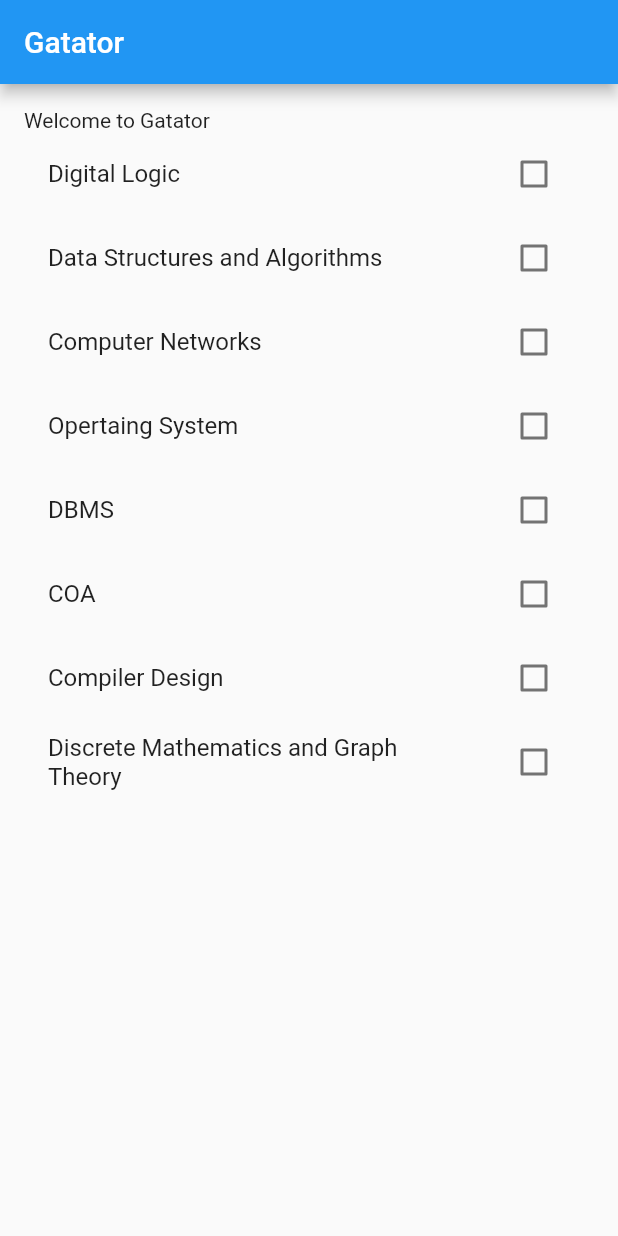
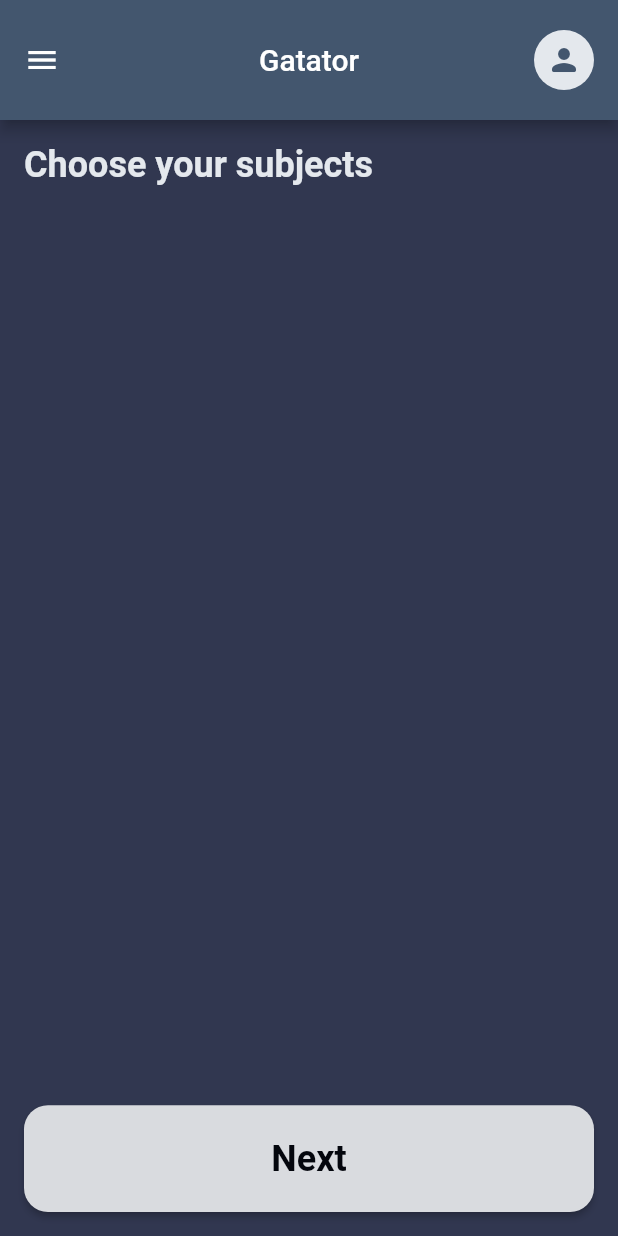
Before and after one commit to goofy1916/gatator, a Flutter app: the screen it shows after launch, on a phone screen of 412 x 824 dp. Run offline on Flutter 3.47's test engine with Material 2 defaults, Android fonts, the phone set to English and light mode, and no system bars; our stand-ins replace cloud_firestore, firebase_core, get; accounts and stored records are empty; Roboto replaces fonts that are missing (Georgia, Helvetica).

Commit message:
Home screen with topics and subtopics

```diff
--- a/lib/app/bindings/myhome_binding.dart
+++ b/lib/app/bindings/myhome_binding.dart
@@ -1,7 +1,6 @@
-
+import 'package:gatator/app/data/services/firebase_service.dart';
 import 'package:get/get.dart';
 import '../controllers/myhome_controller.dart';
-
 
 class MyHomeBinding implements Bindings {
   @override
--- a/lib/app/controllers/myhome_controller.dart
+++ b/lib/app/controllers/myhome_controller.dart
@@ -1,19 +1,48 @@
+import 'dart:developer';
+
+import 'package:gatator/app/data/models/subject_model.dart';
+import 'package:gatator/app/data/services/firebase_service.dart';
 import 'package:get/get.dart';
 
 class MyHomeController extends GetxController {
-  RxList<Map<String, dynamic>> subjectsList = <Map<String, dynamic>>[
-    {"title": "Digital Logic", "isSelected": false},
-    {"title": "Data Structures and Algorithms", "isSelected": false},
-    {"title": "Computer Networks", "isSelected": false},
-    {"title": "Opertaing System", "isSelected": false},
-    {"title": "DBMS", "isSelected": false},
-    {"title": "COA", "isSelected": false},
-    {"title": "Compiler Design", "isSelected": false},
-    {"title": "Discrete Mathematics and Graph Theory", "isSelected": false}
-  ].obs;
+  final RxBool _isLoading = false.obs;
+  final RxList<Subject> _allSubjects = RxList<Subject>([]);
+  final RxList<bool> _isExpanded = <bool>[].obs;
 
-  updateSelectedSubjects(Map<String, dynamic> subject) {
-    subjectsList[subjectsList.indexWhere((p0) => subject == p0)]['isSelected'] =
-        !subject['isSelected'];
+  bool get isLoading => _isLoading.value;
+  List<Subject> get allSubjects => _allSubjects;
+  List<bool> get isExpanded => _isExpanded;
+
+  updateIsExpanded(int index) {
+    _isExpanded[index] = !_isExpanded[index];
+    _isExpanded.refresh();
+  }
+
+  @override
+  Future<void> onInit() async {
+    try {
+      _isLoading(true);
+      _allSubjects.value = await FirebaseService().getSubjects();
+      _isExpanded.value = List.filled(_allSubjects.length, false);
+    } catch (e) {
+      log("Error fetching subjects");
+    } finally {
+      _isLoading(false);
+    }
+    super.onInit();
+  }
+
+  selectSubject(Subject subject) {
+    _allSubjects.firstWhere((element) => element == subject).selected =
+        !_allSubjects.firstWhere((element) => element == subject).selected;
+    _allSubjects.refresh();
+  }
+
+  toTestCustomizationScreen() {}
+
+  selectSubjectTopic(Subject subject, SubTopic topic) {
+    subject.subTopics!.firstWhere((element) => element == topic).selected =
+        !subject.subTopics!.firstWhere((element) => element == topic).selected;
+    _allSubjects.refresh();
   }
 }
--- /dev/null
+++ b/lib/app/data/models/subject_model.dart
@@ -0,0 +1,57 @@
+// To parse this JSON data, do
+//
+//     final subject = subjectFromJson(jsonString);
+
+import 'dart:convert';
+
+List<Subject> subjectFromJson(String str) =>
+    List<Subject>.from(json.decode(str).map((x) => Subject.fromJson(x)));
+
+String subjectToJson(List<Subject> data) =>
+    json.encode(List<dynamic>.from(data.map((x) => x.toJson())));
+
+class Subject {
+  Subject({
+    required this.title,
+    this.subTopics,
+    this.selected = false,
+  });
+
+  String title;
+  List<SubTopic>? subTopics;
+  bool selected;
+
+  factory Subject.fromJson(Map<String, dynamic> json) => Subject(
+        title: json["title"],
+        subTopics: List<SubTopic>.from(
+            json["subTopics"].map((x) => SubTopic.fromJson(x))),
+        selected: json["fullSubject"] ?? false,
+      );
+
+  Map<String, dynamic> toJson() => {
+        "title": title,
+        "subTopics":
+            List<dynamic>.from((subTopics ?? []).map((x) => x.toJson())),
+        "selected": selected,
+      };
+}
+
+class SubTopic {
+  SubTopic({
+    required this.title,
+    this.selected = false,
+  });
+
+  String title;
+  bool selected;
+
+  factory SubTopic.fromJson(Map<String, dynamic> json) => SubTopic(
+        title: json["title"],
+        selected: json["selected"] ?? false,
+      );
+
+  Map<String, dynamic> toJson() => {
+        "title": title,
+        "selected": selected,
+      };
+}
--- /dev/null
+++ b/lib/app/data/services/firebase_service.dart
@@ -0,0 +1,41 @@
+import 'dart:convert';
+import 'dart:developer';
+
+import 'package:cloud_firestore/cloud_firestore.dart';
+import 'package:gatator/app/data/models/subject_model.dart';
+
+class FirebaseService {
+  final CollectionReference _cseSubjects =
+      FirebaseFirestore.instance.collection("cse_subjects");
+
+  getRequestForCollection({
+    required CollectionReference collectionReference,
+    Map? data,
+  }) async {
+    final response = await collectionReference.get();
+    final docs = response.docs;
+    return docs;
+  }
+
+  getRequestForDoc(
+      {required CollectionReference collectionReference,
+      required String docId}) {}
+
+  Future<List<Subject>> getSubjects() async {
+    List allSubjectsDocs = await getRequestForCollection(
+      collectionReference: _cseSubjects,
+    );
+    List<Map> allSubjects = [];
+    for (final doc in allSubjectsDocs) {
+      List subTopics = [];
+      List allSubTopicsDocs = await getRequestForCollection(
+          collectionReference:
+              _cseSubjects.doc(doc.id).collection('sub_topics'));
+      for (final subTopicDoc in allSubTopicsDocs) {
+        subTopics.add({"title": subTopicDoc['title']});
+      }
+      allSubjects.add({"title": doc['title'], "subTopics": subTopics});
+    }
+    return subjectFromJson(jsonEncode(allSubjects));
+  }
+}
--- /dev/null
+++ b/lib/app/ui/global_widgets/wide_button.dart
@@ -0,0 +1,23 @@
+import 'package:flutter/material.dart';
+import 'package:gatator/app/ui/theme/color_constants.dart';
+
+class WideButton extends StatelessWidget {
+  const WideButton({Key? key, required this.onPressed, required this.child})
+      : super(key: key);
+
+  final Function() onPressed;
+  final Widget child;
+
+  @override
+  Widget build(BuildContext context) {
+    return MaterialButton(
+      color: kButtonColor,
+      height: 50,
+      shape: RoundedRectangleBorder(
+        borderRadius: BorderRadius.circular(16),
+      ),
+      onPressed: () {},
+      child: child,
+    );
+  }
+}
--- a/lib/app/ui/pages/myhome_page/myhome_page.dart
+++ b/lib/app/ui/pages/myhome_page/myhome_page.dart
@@ -1,35 +1,77 @@
 import 'package:flutter/material.dart';
 import 'package:gatator/app/controllers/myhome_controller.dart';
+import 'package:gatator/app/data/models/subject_model.dart';
+import 'package:gatator/app/ui/global_widgets/wide_button.dart';
+import 'package:gatator/app/ui/theme/color_constants.dart';
 import 'package:get/get.dart';
+
+import 'widgets/subject_expandable_list_title.dart';
 
 class MyHomePage extends GetView<MyHomeController> {
   const MyHomePage({Key? key}) : super(key: key);
 
   @override
   Widget build(BuildContext context) {
-    return Scaffold(
+    return SafeArea(
+      child: Scaffold(
+        drawer: const Drawer(),
         appBar: AppBar(
+            toolbarHeight: 80,
+            elevation: 4,
             title: const Text('Gatator'),
+            centerTitle: true,
+            actions: const [
+              CircleAvatar(
+                backgroundColor: kTextColor,
+                child: Icon(Icons.person_rounded, color: kPrimaryColor),
               ),
-      body: SafeArea(
-        child: Padding(
+              SizedBox(
+                width: 16,
+              ),
+            ]),
+        body: Padding(
           padding: const EdgeInsets.all(16.0),
+          child: Column(
+            mainAxisAlignment: MainAxisAlignment.spaceBetween,
+            children: [
+              Expanded(
+                flex: 9,
                 child: Obx(
-            () => ListView(
+                  () {
+                    if (controller.isLoading) {
+                      return const Center(
+                        child: CircularProgressIndicator(),
+                      );
+                    } else {
+                      return ListView(
                         children: [
-                const Text('Welcome to Gatator'),
-                ...controller.subjectsList.map((subject) {
-                  return ListTile(
-                    title: Text(subject['title']),
-                    trailing: Checkbox(
-                      onChanged: (value) =>
-                          (controller.updateSelectedSubjects(subject)),
-                      value: subject['isSelected'] ?? false,
+                          Text('Choose your subjects',
+                              style: Theme.of(context).textTheme.headline4!),
+                          const SizedBox(
+                            height: 16,
                           ),
+                          SubjectList(),
+                        ],
                       );
-                }).toList(),
+                    }
+                  },
+                ),
+              ),
+              Flexible(
+                flex: 1,
+                child: WideButton(
+                    onPressed: () => controller.toTestCustomizationScreen(),
+                    child: Center(
+                      child: Text(
+                        "Next",
+                        style: Theme.of(context)
+                            .textTheme
+                            .headline4!
+                            .copyWith(color: kButtonTextColor),
+                      ),
+                    )),
+              )
             ],
-            ),
           ),
         ),
       ),
--- /dev/null
+++ b/lib/app/ui/pages/myhome_page/widgets/subject_expandable_list_title.dart
@@ -0,0 +1,144 @@
+import 'package:flutter/material.dart';
+import 'package:gatator/app/controllers/myhome_controller.dart';
+import 'package:gatator/app/data/models/subject_model.dart';
+import 'package:gatator/app/ui/theme/color_constants.dart';
+import 'package:get/get.dart';
+
+class SubjectList extends StatelessWidget {
+  SubjectList({
+    Key? key,
+  }) : super(key: key);
+
+  final MyHomeController controller = Get.find<MyHomeController>();
+
+  @override
+  Widget build(BuildContext context) {
+    return Padding(
+      padding: const EdgeInsets.all(8.0),
+      child: Obx(() {
+        return ExpansionPanelList(
+          expansionCallback: (i, isOpen) => controller.updateIsExpanded(i),
+          children: [
+            for (int index = 0; index < controller.allSubjects.length; index++)
+              ExpansionPanel(
+                backgroundColor: kPrimaryColor,
+                isExpanded: controller.isExpanded[index],
+                headerBuilder: (context, isOpen) {
+                  return SubjectListTile(
+                      controller: controller,
+                      subject: controller.allSubjects[index]);
+                },
+                body: Padding(
+                  padding: const EdgeInsets.only(left: 24.0),
+                  child: SubTopicsList(
+                    subject: controller.allSubjects[index],
+                  ),
+                ),
+              ),
+          ],
+        );
+      }),
+    );
+  }
+}
+
+class SubTopicsList extends StatelessWidget {
+  SubTopicsList({Key? key, required this.subject}) : super(key: key);
+
+  final Subject subject;
+  final MyHomeController controller = Get.find<MyHomeController>();
+
+  @override
+  Widget build(BuildContext context) {
+    if (subject.subTopics == null) {
+      return const Center(child: Text("Topics added soon..."));
+    }
+    return Column(
+      children: [
+        ...subject.subTopics!
+            .map(
+              (topic) => ListTile(
+                shape: RoundedRectangleBorder(
+                    borderRadius: BorderRadius.circular(16)),
+                leading: const Icon(Icons.class_, color: kAccentColor),
+                onTap: () => controller.selectSubjectTopic(subject, topic),
+                title: Text(
+                  topic.title,
+                  style: const TextStyle(color: kTextColor),
+                ),
+                trailing: topic.selected
+                    ? const Icon(
+                        Icons.check_circle_outline,
+                        color: Colors.green,
+                      )
+                    : const Icon(
+                        Icons.circle_outlined,
+                        color: Colors.grey,
+                      ),
+              ),
+            )
+            .toList()
+      ],
+    );
+  }
+}
+
+class SubjectListTile extends StatelessWidget {
+  const SubjectListTile({
+    Key? key,
+    required this.controller,
+    required this.subject,
+  }) : super(key: key);
+
+  final MyHomeController controller;
+  final Subject subject;
+
+  @override
+  Widget build(BuildContext context) {
+    return ListTile(
+        shape: RoundedRectangleBorder(borderRadius: BorderRadius.circular(16)),
+        leading: const Icon(Icons.class_, color: kAccentColor),
+        onTap: () => controller.selectSubject(subject),
+        title: Text(
+          subject.title,
+          style: const TextStyle(color: kTextColor),
+        ),
+        trailing: subject.selected
+            ? const Icon(
+                Icons.check_circle_outline,
+                color: Colors.green,
+              )
+            : const Icon(
+                Icons.circle_outlined,
+                color: Colors.grey,
+              ));
+  }
+}
+
+// class SubjectExpansionPanel extends StatelessWidget {
+//   const SubjectExpansionPanel({Key? key}) : super(key: key);
+
+//   @override
+//   Widget build(BuildContext context) {
+    // return ExpansionPanel(headerBuilder:(context, isOpen) {return Container() }, body: Container());
+    // return ExpansionPanel(
+    // shape: RoundedRectangleBorder(borderRadius: BorderRadius.circular(16)),
+    // tileColor: kPrimaryColor,
+    // leading: const Icon(Icons.class_, color: kAccentColor),
+    // onTap: () => controller.selectSubject(subject),
+    // title: Text(
+    //   subject.title,
+    //   style: const TextStyle(color: kTextColor),
+    // ),
+    // trailing: subject.selected
+    //     ? const Icon(
+    //         Icons.check_circle_outline,
+    //         color: Colors.green,
+    //       )
+    //     : const Icon(
+    //         Icons.circle_outlined,
+    //         color: Colors.grey,
+    //       ),
+    // body: null, headerBuilder: (BuildContext context, bool isExpanded) {  },
+//   }
+// }
--- /dev/null
+++ b/lib/app/ui/theme/color_constants.dart
@@ -0,0 +1,8 @@
+import 'package:flutter/painting.dart';
+
+const kButtonColor = Color(0xffD9DBDF);
+const kPrimaryColor = Color(0xff43566e);
+const kSecondaryColor = Color(0xff313750);
+const kTextColor = Color(0xffe4e8ed);
+const kAccentColor = Color(0xffe39a55);
+const kButtonTextColor = Color(0xff04060d);
--- a/lib/main.dart
+++ b/lib/main.dart
@@ -1,11 +1,15 @@
+import 'package:firebase_core/firebase_core.dart';
 import 'package:flutter/material.dart';
 import 'package:gatator/app/bindings/myhome_binding.dart';
+import 'package:gatator/firebase_config.dart';
 import 'package:get/get.dart';
 
 import 'app/routes/pages.dart';
 import 'app/ui/theme/app_theme_data.dart';
 
-void main() {
+Future<void> main() async {
+  WidgetsFlutterBinding.ensureInitialized();
+  await Firebase.initializeApp(options: DefaultFirebaseConfig.platformOptions);
   runApp(GetMaterialApp(
     debugShowCheckedModeBanner: false,
     initialRoute: Routes.HOME,
--- a/pubspec.yaml
+++ b/pubspec.yaml
@@ -31,6 +31,12 @@ dependencies:
     sdk: flutter
 
   get: ^4.6.1
+
+  #?firebase
+  firebase_core: ^1.12.0
+  firebase_auth: ^3.3.6
+  cloud_firestore: ^3.1.7
+  firebase_analytics: ^9.1.0
 
   # The following adds the Cupertino Icons font to your application.
   # Use with the CupertinoIcons class for iOS style icons.
```
Also changed, not shown: lib/app/routes/pages.dart (+4 -3 lines), lib/app/ui/theme/app_theme_data.dart (+12 -2 lines), lib/firebase_config.dart (added, +43 -0 lines), pubspec.lock, 5 other files. Lines whose indentation alone changed are shown as unchanged.
